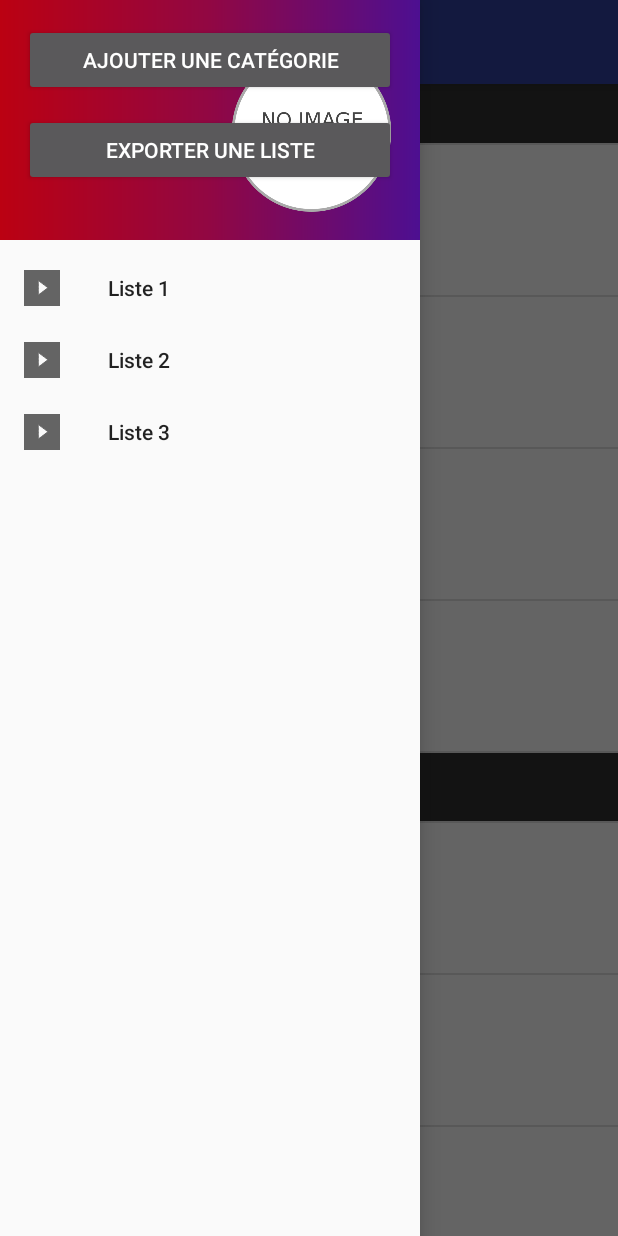
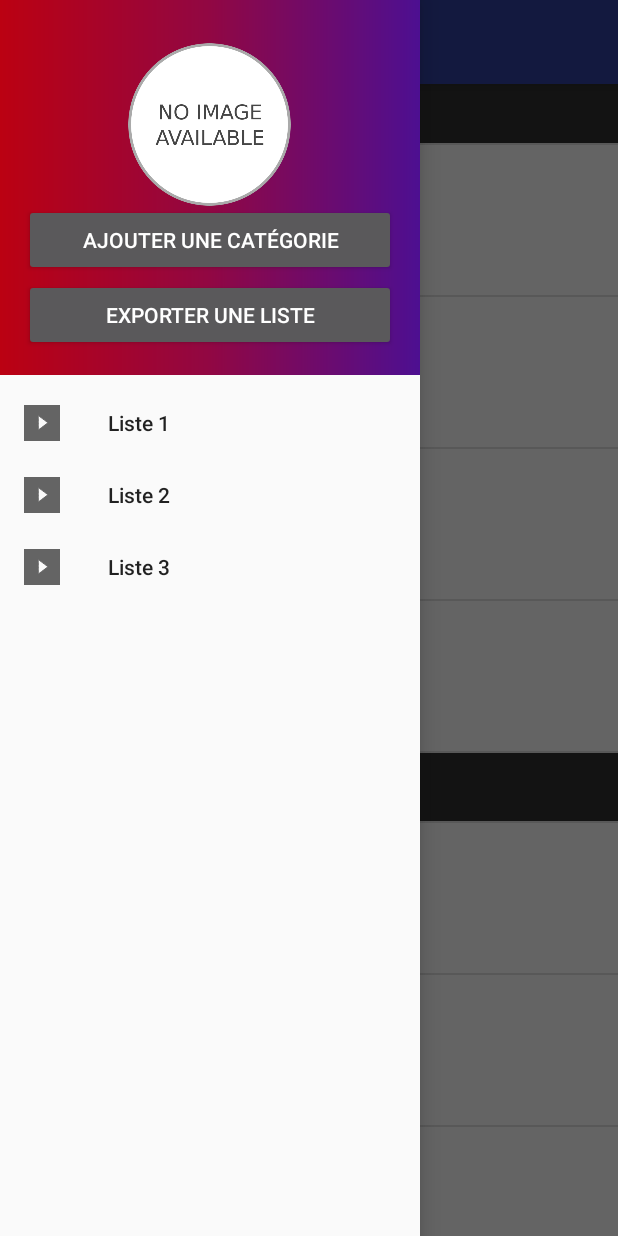
Before and after one commit to chovCodeur/MyApplication, an Android app: the screen it shows after launch (MainActivity), with the side drawer open, on a phone screen of 412 x 824 dp. Run offline under Robolectric (Android 15) with nearby library versions, the phone set to English and light mode, and no system bars.

Commit message:
Fix du header du drawer. Les boutons export et ajouter catégorie sont mappés et opérationnels

```diff
--- a/app/src/main/java/com/example/michelparis/myapplication/MainActivity.java
+++ b/app/src/main/java/com/example/michelparis/myapplication/MainActivity.java
@@ -91,7 +91,7 @@ MainActivity extends AppCompatActivity implements NavigationView.OnNavigationIte
         drawer.setDrawerListener(toggle);
         toggle.syncState();
 
-        NavigationView navigationView = (NavigationView) findViewById(R.id.nav_view);
+        /*NavigationView navigationView = (NavigationView) findViewById(R.id.nav_view);
         navigationView.setNavigationItemSelectedListener(this);
         View headerview = navigationView.getHeaderView(0);
 
@@ -99,7 +99,7 @@ MainActivity extends AppCompatActivity implements NavigationView.OnNavigationIte
             @Override
             public void onClick(View v) {
             }
-        });
+        });*/
 
         mAdapter.addSectionHeaderItem("Catégorie : "+listeBiens.get(0).getId_categorie_bien());
         int cpt = 0;
@@ -122,7 +122,6 @@ MainActivity extends AppCompatActivity implements NavigationView.OnNavigationIte
         lv_listeBiens.setOnItemClickListener(new AdapterView.OnItemClickListener() {
             @Override
             public void onItemClick(AdapterView<?> parent, View view, int position, long id) {
-
                 Intent i = new Intent(getApplicationContext(), InfosBien.class);
                 Log.d("id-debugkt",String.valueOf(listCorrespondance.get(position)));
                 i.putExtra("IDBIEN", (position)-listCorrespondance.get((position)));
@@ -163,9 +162,12 @@ MainActivity extends AppCompatActivity implements NavigationView.OnNavigationIte
         return true;
     }
 
-    public void testAfficherBien(View view){
-        Intent testAfficherBien = new Intent(this, InfosBien.class);
-        startActivity(testAfficherBien);
+    public void ajouterCategorie(View v) {
+        Log.d("TEST", "Coucou du bouton 1");
+    }
+
+    public void exporterListe(View v) {
+        Log.d("TEST", "Coucou du bouton 2");
     }
 
 }
--- a/app/src/main/res/layout/nav_header_main.xml
+++ b/app/src/main/res/layout/nav_header_main.xml
@@ -2,7 +2,7 @@
 <LinearLayout xmlns:android="http://schemas.android.com/apk/res/android"
     xmlns:app="http://schemas.android.com/apk/res-auto"
     android:layout_width="match_parent"
-    android:layout_height="@dimen/nav_header_height"
+    android:layout_height="250dp"
     android:background="@drawable/side_nav_bar"
     android:gravity="bottom"
     android:orientation="vertical"
@@ -14,14 +14,15 @@
     android:weightSum="1">
 
     <FrameLayout
-        android:layout_width="wrap_content"
-        android:layout_height="wrap_content">
+        android:layout_width="match_parent"
+        android:layout_height="match_parent">
 
         <ImageView
             android:id="@+id/imageView"
-            android:layout_width="wrap_content"
-            android:layout_height="wrap_content"
-            android:layout_marginLeft="135dp"
+            android:layout_width="130dp"
+            android:layout_height="130dp"
+            android:layout_gravity="center"
+            android:layout_marginTop="-50dp"
             android:paddingTop="@dimen/nav_header_vertical_spacing"
             app:srcCompat="@drawable/no_image" />
 
@@ -29,15 +30,17 @@
             android:id="@+id/btnAjouterCategorie"
             android:layout_width="match_parent"
             android:layout_height="wrap_content"
-            android:layout_marginTop="0dp"
-            android:text="Ajouter une catégorie" />
+            android:layout_marginTop="120dp"
+            android:text="Ajouter une catégorie"
+            android:onClick="ajouterCategorie"/>
 
         <Button
             android:id="@+id/btnImportExport"
             android:layout_width="match_parent"
             android:layout_height="wrap_content"
-            android:layout_marginTop="60dp"
-            android:text="Exporter une liste" />
+            android:layout_marginTop="170dp"
+            android:text="Exporter une liste"
+            android:onClick="exporterListe"/>
 
     </FrameLayout>
 
```
